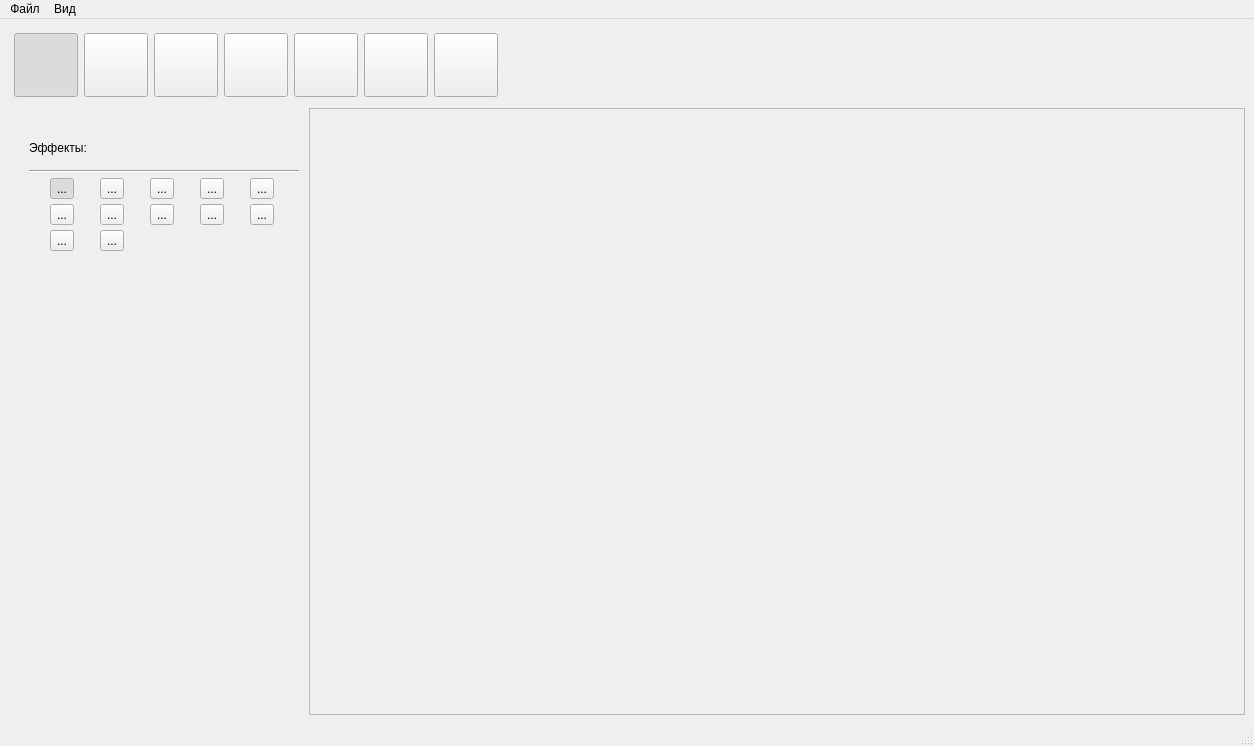
First picture: the form in BoysBandProject/bbpaint/bbproject.ui, repository Maxon2019/BoysBandProject, before the edit.
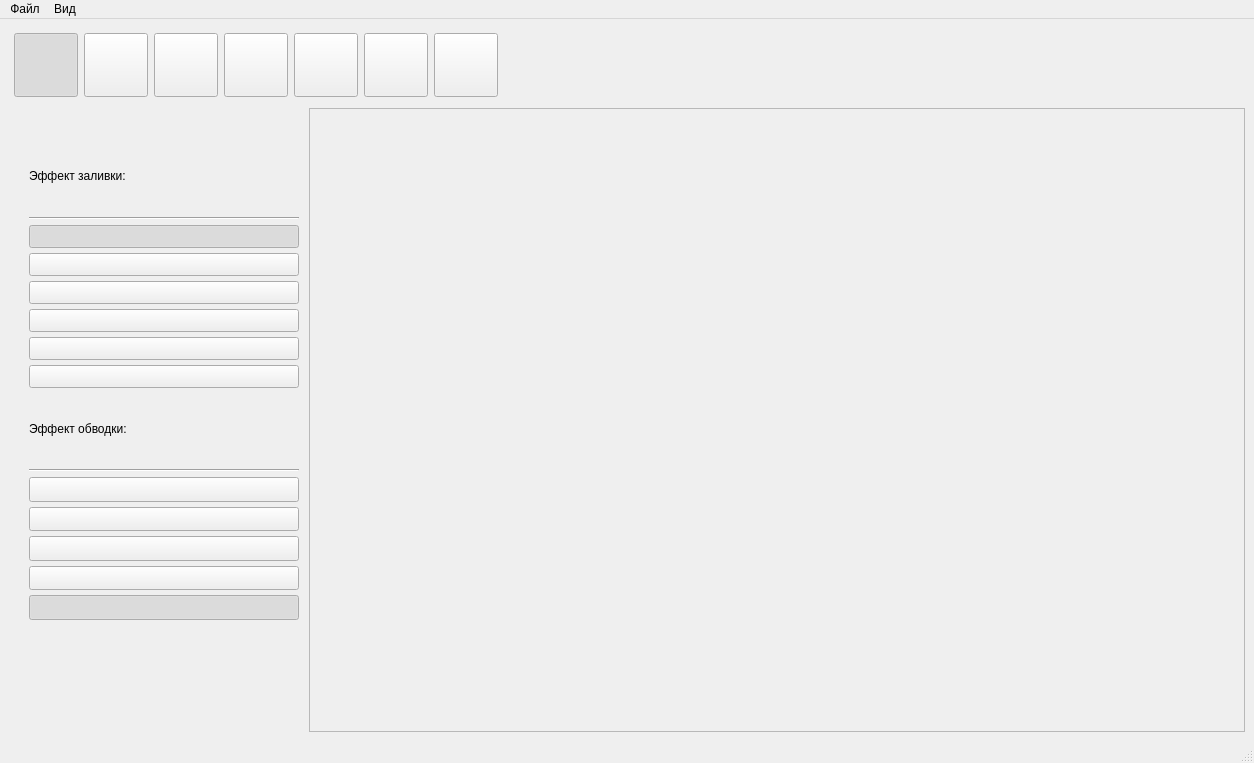
Second picture: the form after the edit. The open tabs and pages were chosen to show the change. Icons and pictures are not drawn.

The edit to the form file:
```diff
--- a/BoysBandProject/bbpaint/bbproject.ui
+++ b/BoysBandProject/bbpaint/bbproject.ui
@@ -7,7 +7,7 @@
     <x>0</x>
     <y>0</y>
     <width>1254</width>
-    <height>746</height>
+    <height>763</height>
    </rect>
   </property>
   <property name="sizePolicy">
@@ -1370,10 +1370,10 @@
               <x>20</x>
               <y>20</y>
               <width>270</width>
-              <height>120</height>
+              <height>480</height>
              </rect>
             </property>
-            <layout class="QVBoxLayout" name="effects_layout" stretch="1,1,5">
+            <layout class="QVBoxLayout" name="effects_layout" stretch="1,0,2,1,0,2">
              <property name="spacing">
               <number>5</number>
              </property>
@@ -1383,7 +1383,7 @@
              <item>
               <widget class="QLabel" name="label_21">
                <property name="text">
-                <string>Эффекты:</string>
+                <string>Эффект заливки:</string>
                </property>
               </widget>
              </item>
@@ -1395,11 +1395,20 @@
               </widget>
              </item>
              <item>
-              <layout class="QGridLayout" name="effect_modes">
-               <item row="0" column="0">
-                <widget class="QToolButton" name="effect1">
+              <layout class="QVBoxLayout" name="fill_effects">
+               <property name="spacing">
+                <number>-1</number>
+               </property>
+               <item>
+                <widget class="QToolButton" name="f_e_1">
+                 <property name="sizePolicy">
+                  <sizepolicy hsizetype="Preferred" vsizetype="Preferred">
+                   <horstretch>0</horstretch>
+                   <verstretch>0</verstretch>
+                  </sizepolicy>
+                 </property>
                  <property name="text">
-                  <string>...</string>
+                  <string/>
                  </property>
                  <property name="checkable">
                   <bool>true</bool>
@@ -1409,80 +1418,163 @@
                  </property>
                 </widget>
                </item>
-               <item row="0" column="2">
-                <widget class="QToolButton" name="effect3">
-                 <property name="text">
-                  <string>...</string>
+               <item>
+                <widget class="QToolButton" name="f_e_3">
+                 <property name="sizePolicy">
+                  <sizepolicy hsizetype="Preferred" vsizetype="Preferred">
+                   <horstretch>0</horstretch>
+                   <verstretch>0</verstretch>
+                  </sizepolicy>
                  </property>
-                </widget>
-               </item>
-               <item row="0" column="4">
-                <widget class="QToolButton" name="effect5">
                  <property name="text">
-                  <string>...</string>
+                  <string/>
                  </property>
                 </widget>
                </item>
-               <item row="0" column="1">
-                <widget class="QToolButton" name="effect2">
+               <item>
+                <widget class="QToolButton" name="f_e_4">
+                 <property name="sizePolicy">
+                  <sizepolicy hsizetype="Preferred" vsizetype="Preferred">
+                   <horstretch>0</horstretch>
+                   <verstretch>0</verstretch>
+                  </sizepolicy>
+                 </property>
                  <property name="text">
-                  <string>...</string>
+                  <string/>
                  </property>
                 </widget>
                </item>
-               <item row="0" column="3">
-                <widget class="QToolButton" name="effect4">
+               <item>
+                <widget class="QToolButton" name="f_e_5">
+                 <property name="sizePolicy">
+                  <sizepolicy hsizetype="Preferred" vsizetype="Preferred">
+                   <horstretch>0</horstretch>
+                   <verstretch>0</verstretch>
+                  </sizepolicy>
+                 </property>
                  <property name="text">
-                  <string>...</string>
+                  <string/>
                  </property>
                 </widget>
                </item>
-               <item row="1" column="1">
-                <widget class="QToolButton" name="effect7">
+               <item>
+                <widget class="QToolButton" name="f_e_6">
+                 <property name="sizePolicy">
+                  <sizepolicy hsizetype="Preferred" vsizetype="Preferred">
+                   <horstretch>0</horstretch>
+                   <verstretch>0</verstretch>
+                  </sizepolicy>
+                 </property>
                  <property name="text">
-                  <string>...</string>
+                  <string/>
                  </property>
                 </widget>
                </item>
-               <item row="2" column="1">
-                <widget class="QToolButton" name="effect12">
+               <item>
+                <widget class="QToolButton" name="f_e_7">
+                 <property name="sizePolicy">
+                  <sizepolicy hsizetype="Preferred" vsizetype="Preferred">
+                   <horstretch>0</horstretch>
+                   <verstretch>0</verstretch>
+                  </sizepolicy>
+                 </property>
                  <property name="text">
-                  <string>...</string>
+                  <string/>
                  </property>
                 </widget>
                </item>
-               <item row="2" column="0">
-                <widget class="QToolButton" name="effect11">
+              </layout>
+             </item>
+             <item>
+              <widget class="QLabel" name="label_5">
+               <property name="text">
+                <string>Эффект обводки:</string>
+               </property>
+              </widget>
+             </item>
+             <item>
+              <widget class="Line" name="line_9">
+               <property name="orientation">
+                <enum>Qt::Horizontal</enum>
+               </property>
+              </widget>
+             </item>
+             <item>
+              <layout class="QVBoxLayout" name="outline_effects">
+               <item>
+                <widget class="QToolButton" name="o_e_4">
+                 <property name="sizePolicy">
+                  <sizepolicy hsizetype="Preferred" vsizetype="Preferred">
+                   <horstretch>0</horstretch>
+                   <verstretch>0</verstretch>
+                  </sizepolicy>
+                 </property>
                  <property name="text">
-                  <string>...</string>
+                  <string/>
                  </property>
                 </widget>
                </item>
-               <item row="1" column="0">
-                <widget class="QToolButton" name="effect6">
+               <item>
+                <widget class="QToolButton" name="o_e_5">
+                 <property name="sizePolicy">
+                  <sizepolicy hsizetype="Preferred" vsizetype="Preferred">
+                   <horstretch>0</horstretch>
+                   <verstretch>0</verstretch>
+                  </sizepolicy>
+                 </property>
                  <property name="text">
-                  <string>...</string>
+                  <string/>
                  </property>
                 </widget>
                </item>
-               <item row="1" column="2">
-                <widget class="QToolButton" name="effect8">
+               <item>
+                <widget class="QToolButton" name="o_e_3">
+                 <property name="sizePolicy">
+                  <sizepolicy hsizetype="Preferred" vsizetype="Preferred">
+                   <horstretch>0</horstretch>
+                   <verstretch>0</verstretch>
+                  </sizepolicy>
+                 </property>
                  <property name="text">
-                  <string>...</string>
+                  <string/>
                  </property>
                 </widget>
                </item>
-               <item row="1" column="3">
-                <widget class="QToolButton" name="effect9">
+               <item>
+                <widget class="QToolButton" name="o_e_2">
+                 <property name="sizePolicy">
+                  <sizepolicy hsizetype="Preferred" vsizetype="Preferred">
+                   <horstretch>0</horstretch>
+                   <verstretch>0</verstretch>
+                  </sizepolicy>
+                 </property>
                  <property name="text">
-                  <string>...</string>
+                  <string/>
                  </property>
+                 <property name="checkable">
+                  <bool>false</bool>
+                 </property>
+                 <property name="checked">
+                  <bool>false</bool>
+                 </property>
                 </widget>
                </item>
-               <item row="1" column="4">
-                <widget class="QToolButton" name="effect10">
+               <item>
+                <widget class="QToolButton" name="o_e_1">
+                 <property name="sizePolicy">
+                  <sizepolicy hsizetype="Preferred" vsizetype="Preferred">
+                   <horstretch>0</horstretch>
+                   <verstretch>0</verstretch>
+                  </sizepolicy>
+                 </property>
                  <property name="text">
-                  <string>...</string>
+                  <string/>
+                 </property>
+                 <property name="checkable">
+                  <bool>true</bool>
+                 </property>
+                 <property name="checked">
+                  <bool>true</bool>
                  </property>
                 </widget>
                </item>
@@ -1518,7 +1610,7 @@
             <rect>
              <x>0</x>
              <y>0</y>
-             <width>930</width>
+             <width>924</width>
              <height>598</height>
             </rect>
            </property>
```
Left out of the diff: 4 changed lines with no effect on the pictures.
